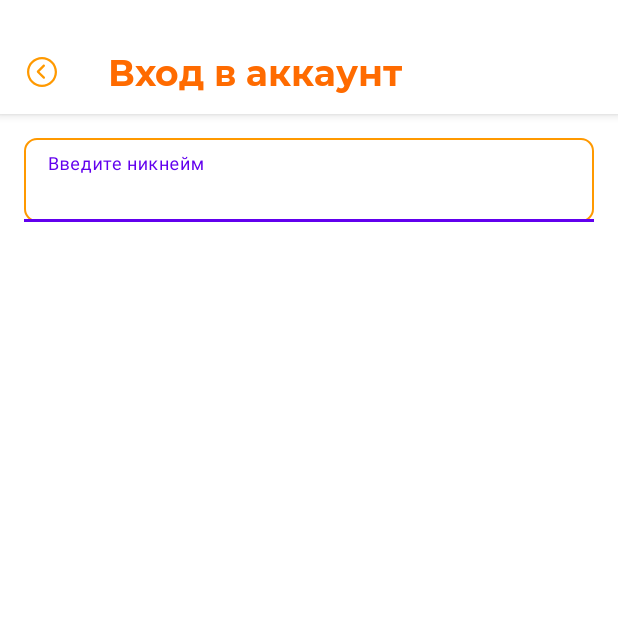
After one commit to Chantreck/MAD-SuperDuperQuiz, an Android app: the SignInActivity screen opened directly, with no data from a screen before it, on a phone screen of 412 x 824 dp, the top half of it. The commit adds this screen. Run offline under Robolectric (Android 15) with nearby library versions, the phone set to English and light mode, and no system bars.

Commit message:
Начал вёрстку экрана входа

```diff
--- a/app/src/main/AndroidManifest.xml
+++ b/app/src/main/AndroidManifest.xml
@@ -10,12 +10,15 @@
         android:supportsRtl="true"
         android:theme="@style/Theme.SuperDuperQuiz">
         <activity
+            android:name=".SignInActivity"
+            android:exported="false" />
+        <activity
             android:name=".AuthorizationActivity"
             android:exported="true"
             android:theme="@style/Theme.SuperDuperQuiz.SplashScreen">
-
             <intent-filter>
                 <action android:name="android.intent.action.MAIN" />
+
                 <category android:name="android.intent.category.LAUNCHER" />
             </intent-filter>
         </activity>
--- a/app/src/main/java/com/chantreck/superduperquiz/AuthorizationActivity.kt
+++ b/app/src/main/java/com/chantreck/superduperquiz/AuthorizationActivity.kt
@@ -1,12 +1,21 @@
 package com.chantreck.superduperquiz
 
+import android.content.Intent
 import androidx.appcompat.app.AppCompatActivity
 import android.os.Bundle
+import com.chantreck.superduperquiz.databinding.ActivityAuthorizationBinding
 
 class AuthorizationActivity : AppCompatActivity() {
+    private val binding by lazy { ActivityAuthorizationBinding.inflate(layoutInflater) }
+
     override fun onCreate(savedInstanceState: Bundle?) {
         setTheme(R.style.Theme_SuperDuperQuiz)
         super.onCreate(savedInstanceState)
-        setContentView(R.layout.activity_authorization)
+        setContentView(binding.root)
+
+        binding.authorizationSignInButton.setOnClickListener {
+            val intent = Intent(this, SignInActivity::class.java)
+            startActivity(intent)
+        }
     }
 }
--- /dev/null
+++ b/app/src/main/java/com/chantreck/superduperquiz/SignInActivity.kt
@@ -0,0 +1,11 @@
+package com.chantreck.superduperquiz
+
+import androidx.appcompat.app.AppCompatActivity
+import android.os.Bundle
+
+class SignInActivity : AppCompatActivity() {
+    override fun onCreate(savedInstanceState: Bundle?) {
+        super.onCreate(savedInstanceState)
+        setContentView(R.layout.activity_sign_in)
+    }
+}
--- a/app/src/main/res/drawable/ic_back.xml
+++ b/app/src/main/res/drawable/ic_back.xml
@@ -1,13 +1,13 @@
 <vector xmlns:android="http://schemas.android.com/apk/res/android"
-    android:width="226dp"
-    android:height="226dp"
+    android:width="24dp"
+    android:height="24dp"
     android:viewportWidth="226"
     android:viewportHeight="226">
   <path
       android:pathData="M113,18.833c-51.923,0 -94.167,42.244 -94.167,94.167c0,51.923 42.243,94.167 94.167,94.167c51.923,0 94.167,-42.244 94.167,-94.167c0,-51.923 -42.243,-94.167 -94.167,-94.167zM113,32.958c44.289,0 80.042,35.752 80.042,80.042c0,44.289 -35.752,80.042 -80.042,80.042c-44.289,0 -80.042,-35.752 -80.042,-80.042c0,-44.289 35.752,-80.042 80.042,-80.042zM124.633,65.852c-1.834,0.053 -3.576,0.819 -4.855,2.133l-37.667,37.667c-2.757,2.758 -2.757,7.229 0,9.987l37.667,37.667c1.771,1.845 4.402,2.588 6.877,1.943c2.475,-0.645 4.408,-2.578 5.053,-5.053c0.645,-2.475 -0.098,-5.105 -1.943,-6.877l-32.673,-32.673l32.673,-32.673c2.085,-2.031 2.711,-5.133 1.576,-7.814c-1.135,-2.681 -3.798,-4.39 -6.708,-4.307z"
       android:strokeLineJoin="miter"
       android:strokeWidth="1"
-      android:fillColor="#ffffff"
+      android:fillColor="@color/accent_600"
       android:fillType="nonZero"
       android:strokeColor="#00000000"
       android:strokeLineCap="butt"/>
--- /dev/null
+++ b/app/src/main/res/drawable/shape_input.xml
@@ -0,0 +1,8 @@
+<?xml version="1.0" encoding="utf-8"?>
+<shape xmlns:android="http://schemas.android.com/apk/res/android">
+    <stroke
+        android:width="1dp"
+        android:color="@color/accent_600" />
+    <corners android:radius="@dimen/input_radius" />
+    <solid android:color="@color/white" />
+</shape>
--- /dev/null
+++ b/app/src/main/res/layout/activity_sign_in.xml
@@ -0,0 +1,41 @@
+<?xml version="1.0" encoding="utf-8"?>
+<androidx.constraintlayout.widget.ConstraintLayout xmlns:android="http://schemas.android.com/apk/res/android"
+    xmlns:app="http://schemas.android.com/apk/res-auto"
+    xmlns:tools="http://schemas.android.com/tools"
+    android:layout_width="match_parent"
+    android:layout_height="match_parent"
+    android:fitsSystemWindows="true"
+    tools:context=".SignInActivity">
+
+    <com.google.android.material.appbar.AppBarLayout
+        android:id="@+id/signInToolbar"
+        style="@style/ToolbarLayout"
+        android:layout_width="match_parent"
+        android:layout_height="@dimen/toolbar_height"
+        app:layout_constraintStart_toStartOf="parent"
+        app:layout_constraintTop_toTopOf="parent" >
+
+        <com.google.android.material.appbar.MaterialToolbar
+            android:id="@+id/topAppBar"
+            style="@style/Toolbar.Back"
+            android:layout_width="match_parent"
+            android:layout_height="wrap_content"
+            app:title="@string/toolbar_sign_in" />
+    </com.google.android.material.appbar.AppBarLayout>
+
+    <com.google.android.material.textfield.TextInputLayout
+        android:id="@+id/textField"
+        android:layout_width="match_parent"
+        android:layout_height="wrap_content"
+        app:layout_constraintTop_toBottomOf="@id/signInToolbar"
+        android:layout_margin="@dimen/margin_16"
+        android:hint="@string/input_nickname" >
+
+        <com.google.android.material.textfield.TextInputEditText
+            android:layout_width="match_parent"
+            android:layout_height="wrap_content"
+            android:background="@drawable/shape_input" />
+
+    </com.google.android.material.textfield.TextInputLayout>
+
+</androidx.constraintlayout.widget.ConstraintLayout>
--- a/app/src/main/res/values/dimens.xml
+++ b/app/src/main/res/values/dimens.xml
@@ -5,8 +5,12 @@
     <dimen name="margin_16">16dp</dimen>
 
     <dimen name="title">36sp</dimen>
+    <dimen name="h1">24sp</dimen>
     <dimen name="h2">20sp</dimen>
     <dimen name="button">16sp</dimen>
 
     <dimen name="button_radius">16dp</dimen>
+    <dimen name="input_radius">8dp</dimen>
+
+    <dimen name="toolbar_height">76dp</dimen>
 </resources>
--- a/app/src/main/res/values/strings.xml
+++ b/app/src/main/res/values/strings.xml
@@ -6,4 +6,10 @@
 
     <string name="action_sign_in">Войти</string>
     <string name="action_sign_up">Зарегистрироваться</string>
+
+    <string name="toolbar_sign_in">Вход в аккаунт</string>
+    <string name="toolbar_sign_up">Регистрация</string>
+
+    <string name="input_nickname">Введите никнейм</string>
+    <string name="input_password">Введите пароль</string>
 </resources>
--- a/app/src/main/res/values/styles.xml
+++ b/app/src/main/res/values/styles.xml
@@ -7,6 +7,11 @@
     <style name="Text.Title">
         <item name="android:fontFamily">@font/montserrat_bold</item>
         <item name="android:textSize">@dimen/title</item>
+    </style>
+
+    <style name="Text.H1">
+        <item name="android:fontFamily">@font/montserrat_bold</item>
+        <item name="android:textSize">@dimen/h1</item>
     </style>
 
     <style name="Text.H2">
@@ -21,4 +26,19 @@
         <item name="android:letterSpacing">0</item>
         <item name="backgroundTint">@null</item>
     </style>
+
+    <style name="ToolbarLayout">
+        <item name="android:background">@color/white</item>
+    </style>
+
+    <style name="Toolbar">
+        <item name="titleTextAppearance">@style/Text.H1</item>
+        <item name="titleTextColor">@color/accent_800</item>
+        <item name="android:layout_marginTop">20dp</item>
+    </style>
+
+    <style name="Toolbar.Back">
+        <item name="navigationIcon">@drawable/ic_back</item>
+        <item name="navigationIconTint">@color/accent_600</item>
+    </style>
 </resources>
```
